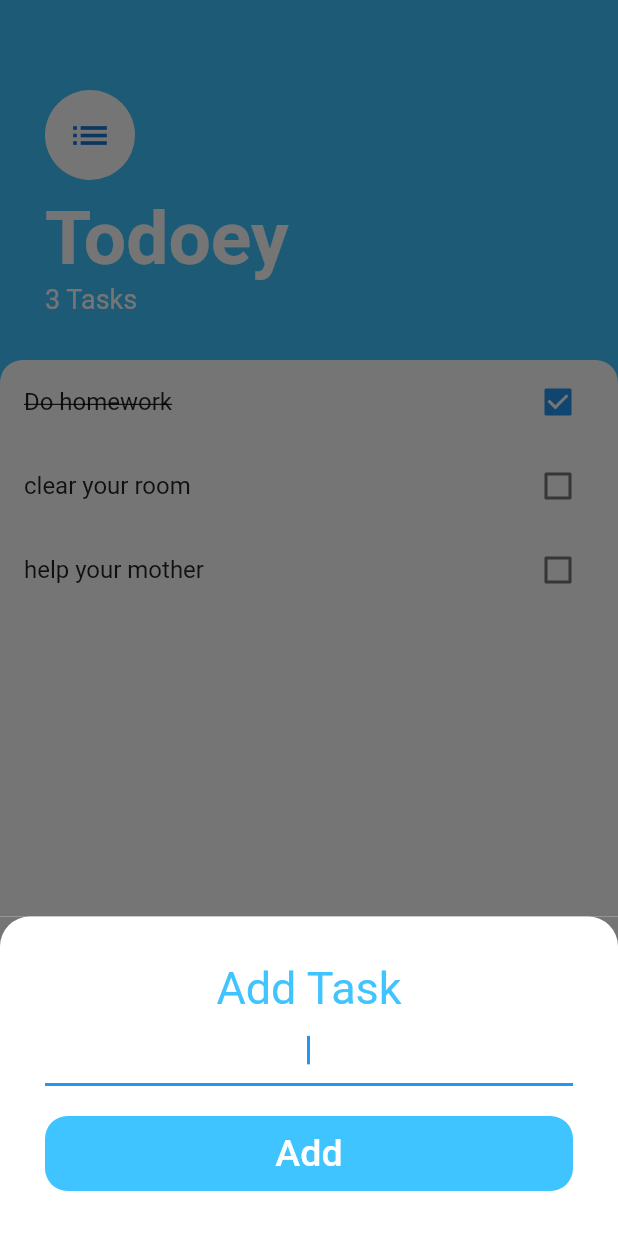
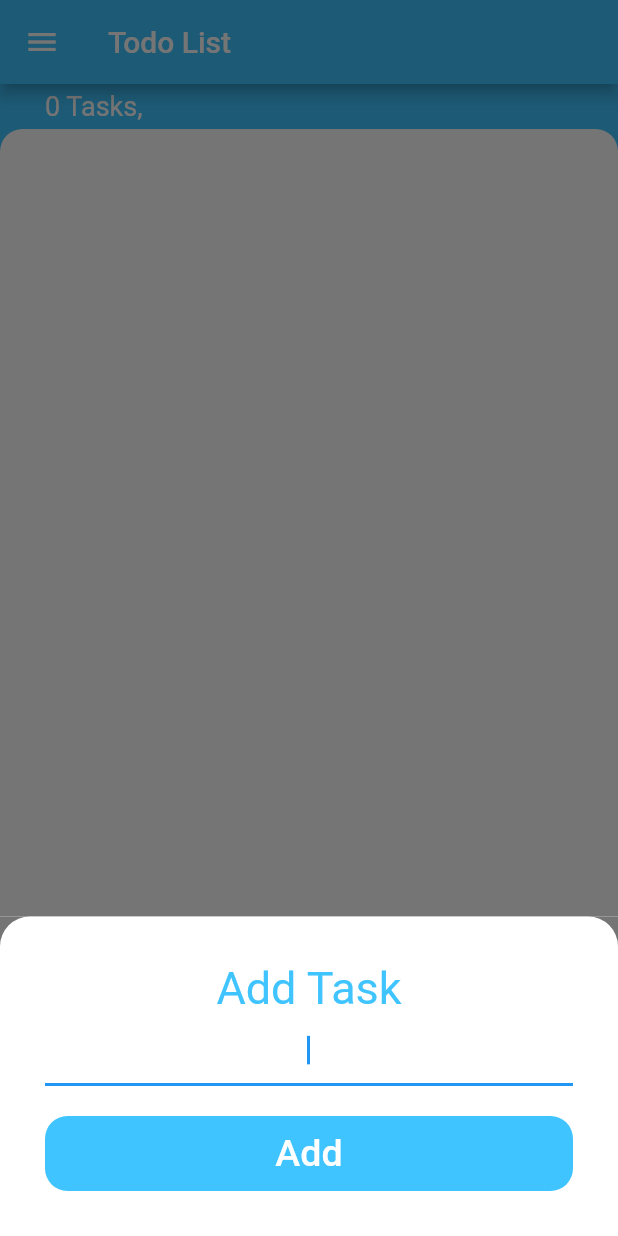
Before and after one commit to Abdurahmon727/Todo-app-with-hive, a Flutter app: the screen it shows after launch, after a tap on the "add" icon, on a phone screen of 412 x 824 dp. Run offline on Flutter 3.47's test engine with Material 2 defaults, Android fonts, the phone set to English and light mode, and no system bars; our stand-ins replace hive, hive_flutter; accounts and stored records are empty.

Commit message:
Todo App using Hive

```diff
--- a/lib/Pages/mainPage.dart
+++ b/lib/Pages/mainPage.dart
@@ -10,9 +10,16 @@ class MainPage extends StatefulWidget {
 class _MainPageState extends State<MainPage> {
   @override
   Widget build(BuildContext context) {
-    return Scaffold(
+    return MaterialApp(
+      home: Scaffold(
+        drawer: Drawer(),
+        appBar: AppBar(
+          backgroundColor: Colors.lightBlueAccent,
+          title: const Text('Todo List'),
+        ),
         floatingActionButton: FloatingActionButton(
-        child: Icon(Icons.add),
+          backgroundColor: Colors.lightBlueAccent,
+          child: const Icon(Icons.add),
           onPressed: () {
             String? newOne;
             showModalBottomSheet(
@@ -25,10 +32,10 @@ class _MainPageState extends State<MainPage> {
                         bottom: MediaQuery.of(context).viewInsets.bottom,
                       ),
                       child: Container(
-                      color: Color(0xFF757575),
+                        color: const Color(0xFF757575),
                         child: Container(
-                        padding: EdgeInsets.all(30),
-                        decoration: BoxDecoration(
+                          padding: const EdgeInsets.all(30),
+                          decoration: const BoxDecoration(
                               color: CupertinoColors.white,
                               borderRadius: BorderRadius.only(
                                   topRight: Radius.circular(20),
@@ -50,16 +57,18 @@ class _MainPageState extends State<MainPage> {
                                 }
                               },
                             ),
-                          SizedBox(height: 20),
+                            const SizedBox(height: 20),
                             GestureDetector(
                               onTap: () {
+                                if (newOne != null) {
                                   setState(() {
-                                if (newOne != null) {
-                                  Tasks.add(newOne);
+                                    tasks.add(newOne ?? '');
                                     isChecked.add(false);
-                                  isCrossed.add(TextDecoration.none);
+                                  });
+                                  localFile.put('tasks', tasks);
+                                  localFile.put('checks', isChecked);
                                 }
-                              });
+
                                 Navigator.pop(context);
                               },
                               child: Container(
@@ -91,28 +100,17 @@ class _MainPageState extends State<MainPage> {
           crossAxisAlignment: CrossAxisAlignment.start,
           children: [
             Container(
-            padding: EdgeInsets.only(top: 60, left: 30, right: 30, bottom: 30),
-            child: Column(
-              crossAxisAlignment: CrossAxisAlignment.start,
-              children: [
-                const CircleAvatar(
-                  radius: 30,
-                  backgroundColor: Colors.white,
-                  child: Icon(
-                    Icons.list,
-                    size: 30,
+              padding: const EdgeInsets.only(
+                left: 30,
               ),
-                ),
-                const SizedBox(height: 10),
-                const Text('Todoey',
-                    style: TextStyle(
-                        fontSize: 50,
-                        color: Colors.white,
-                        fontWeight: FontWeight.w700)),
-                Text('${Tasks.length} Tasks',
-                    style: const TextStyle(color: Colors.white, fontSize: 18))
-              ],
-            ),
+              child: SizedBox(
+                  height: 30,
+                  child: Align(
+                    alignment: Alignment.centerLeft,
+                    child: Text('${tasks.length} Tasks, ',
+                        style:
+                            const TextStyle(color: Colors.white, fontSize: 18)),
+                  )),
             ),
             Expanded(
               child: Container(
@@ -122,34 +120,55 @@ class _MainPageState extends State<MainPage> {
                         topLeft: Radius.circular(15),
                         topRight: Radius.circular(15))),
                 child: ListView.builder(
-                  itemCount: Tasks.length,
+                    itemCount: tasks.length,
                     itemBuilder: (context, index) {
                       return ListTile(
                         trailing: Checkbox(
                           value: isChecked[index],
                           onChanged: (value) {
                             setState(() {
-                            if (value == true) {
-                              isCrossed[index] = TextDecoration.lineThrough;
-                            } else {
-                              isCrossed[index] = TextDecoration.none;
-                            }
+                              isChecked[index] = value ?? false;
                             });
-
-                          isChecked[index] = value;
+                            localFile.put('checks', isChecked);
                           },
                         ),
                         title: GestureDetector(
                           child: Text(
-                          '${Tasks[index]}',
-                          style: TextStyle(decoration: isCrossed[index]),
+                            '${tasks[index]}',
+                            style: TextStyle(
+                                decoration: (isChecked[index])
+                                    ? TextDecoration.lineThrough
+                                    : TextDecoration.none),
                           ),
                           onLongPress: () {
+                            //todo
+                            showDialog<String>(
+                              context: context,
+                              builder: (BuildContext context) => AlertDialog(
+                                title: const Text('Deleting todo'),
+                                content:
+                                    const Text('You are deleting your todo'),
+                                actions: <Widget>[
+                                  TextButton(
+                                    onPressed: () => Navigator.pop(context),
+                                    child: const Text('Cancel'),
+                                  ),
+                                  TextButton(
+                                    onPressed: () {
                                       setState(() {
-                            Tasks.removeAt(index);
+                                        tasks.removeAt(index);
                                         isChecked.removeAt(index);
                                         isCrossed.removeAt(index);
                                       });
+                                      localFile.put('tasks', tasks);
+                                      localFile.put('checks', isChecked);
+                                      Navigator.pop(context);
+                                    },
+                                    child: const Text('Delete'),
+                                  ),
+                                ],
+                              ),
+                            );
                           },
                         ),
                       );
@@ -158,6 +177,7 @@ class _MainPageState extends State<MainPage> {
             )
           ],
         ),
+      ),
     );
   }
 }
--- a/lib/Pages/vars.dart
+++ b/lib/Pages/vars.dart
@@ -1,7 +1,10 @@
 import 'package:flutter/material.dart';
+import 'package:hive/hive.dart';
 
-List<String?> Tasks = ['Do homework', 'clear your room', 'help your mother'];
-List<bool?> isChecked = [true, false, false];
+var localFile = Hive.box('todoList');
+List<dynamic> tasks = [];
+List<dynamic> isChecked = [];
+
 List<TextDecoration> isCrossed = [
   TextDecoration.lineThrough,
   TextDecoration.none,
--- a/lib/main.dart
+++ b/lib/main.dart
@@ -1,7 +1,14 @@
 import 'package:flutter/material.dart';
+import 'package:hive_flutter/hive_flutter.dart';
 import 'package:todo_list/Pages/mainPage.dart';
+import 'package:todo_list/Pages/vars.dart';
 
-void main() {
+void main() async {
+  await Hive.initFlutter();
+  await Hive.openBox('todoList');
+  var localFile = Hive.box('todoList');
+  tasks = localFile.get('tasks') ?? [];
+  isChecked = localFile.get('checks') ?? [];
   runApp(MyApp());
 }
 
--- a/pubspec.yaml
+++ b/pubspec.yaml
@@ -34,6 +34,9 @@ dependencies:
   # The following adds the Cupertino Icons font to your application.
   # Use with the CupertinoIcons class for iOS style icons.
   cupertino_icons: ^1.0.2
+  hive: ^2.2.3
+  path_provider: ^2.0.11
+  hive_flutter: ^1.1.0
 
 dev_dependencies:
   flutter_test:
```
Also changed, not shown: pubspec.lock. Lines whose indentation alone changed are shown as unchanged.
